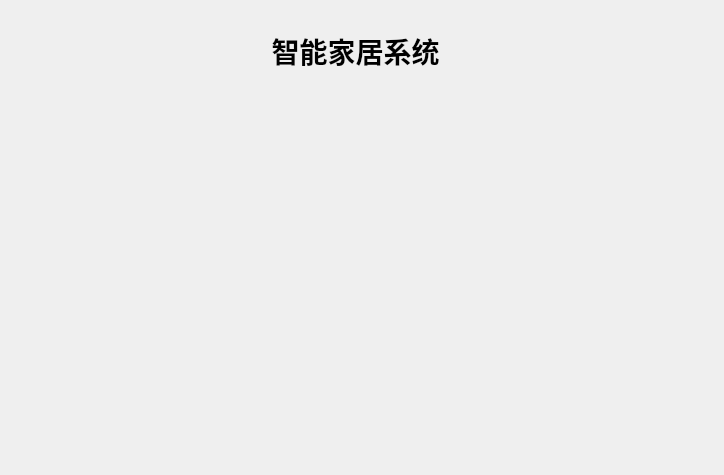
Qt form graph.ui (WANG-zibi/IoT_CourseDesign) before a commit.
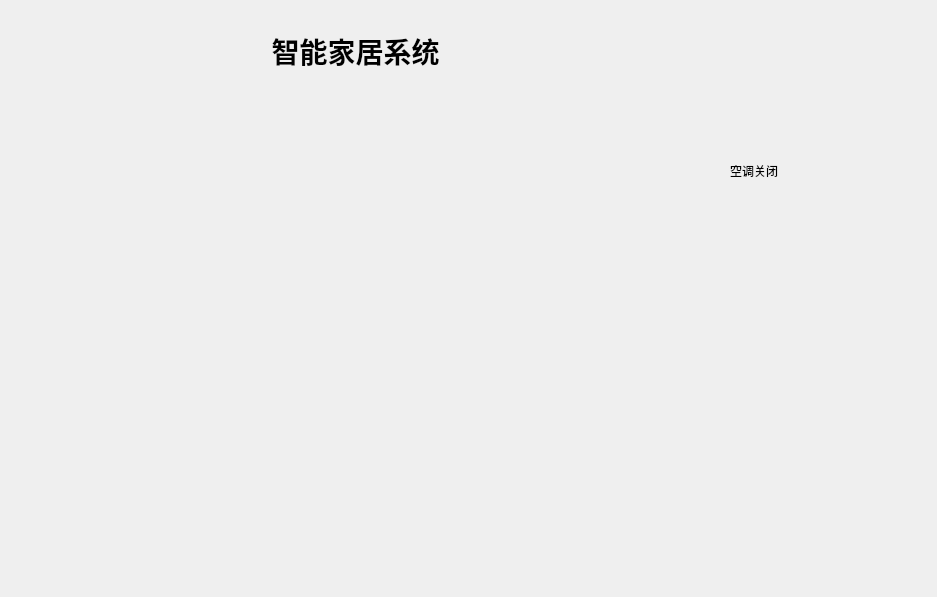
The same form after that commit.

What changed in the file:
```diff
--- a/graph.ui
+++ b/graph.ui
@@ -6,8 +6,8 @@
    <rect>
     <x>0</x>
     <y>0</y>
-    <width>724</width>
-    <height>475</height>
+    <width>937</width>
+    <height>597</height>
    </rect>
   </property>
   <property name="windowTitle">
@@ -18,8 +18,8 @@
     <rect>
      <x>0</x>
      <y>110</y>
-     <width>731</width>
-     <height>371</height>
+     <width>611</width>
+     <height>461</height>
     </rect>
    </property>
    <layout class="QVBoxLayout" name="verticalLayout"/>
@@ -48,6 +48,19 @@
     <set>Qt::AlignCenter</set>
    </property>
   </widget>
+  <widget class="QLabel" name="label_2">
+   <property name="geometry">
+    <rect>
+     <x>730</x>
+     <y>140</y>
+     <width>101</width>
+     <height>61</height>
+    </rect>
+   </property>
+   <property name="text">
+    <string>空调关闭</string>
+   </property>
+  </widget>
  </widget>
  <resources/>
  <connections/>
```
